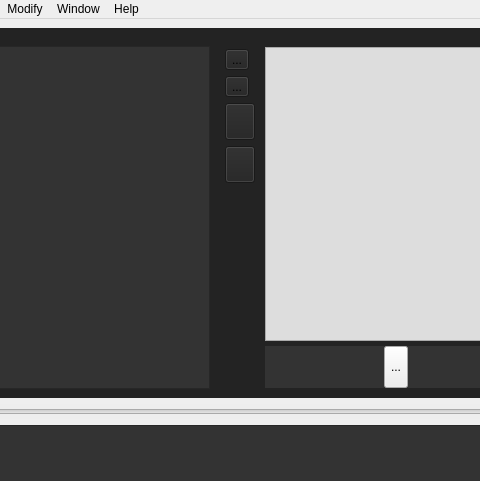
vrushank-agrawal/CSE201-VCREST-, file src/videoeditor.ui: the form before one commit; both pictures show x 254 to 734 and y 0 to 481 of the 1067 by 619 pixel window.
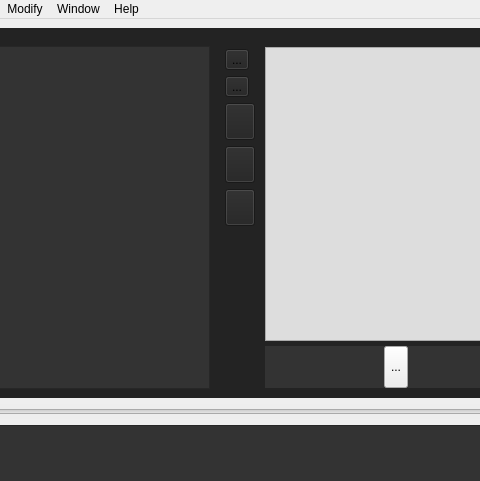
The form after the commit. Icons and pictures are not drawn. Custom widgets are drawn as their Qt base class.

```diff
--- a/src/videoeditor.ui
+++ b/src/videoeditor.ui
@@ -176,7 +176,7 @@
              <string notr="true">background: #232323;
 QToolTip { color: #000000; background-color: #ffffff; border: 0px; }</string>
             </property>
-            <layout class="QVBoxLayout" name="verticalLayout" stretch="2,0,0,0,0">
+            <layout class="QVBoxLayout" name="verticalLayout" stretch="2,0,0,0,0,0">
              <property name="leftMargin">
               <number>0</number>
              </property>
@@ -315,6 +315,35 @@
                </property>
               </widget>
              </item>
+             <item>
+              <widget class="QToolButton" name="autoAddImageButton">
+               <property name="minimumSize">
+                <size>
+                 <width>0</width>
+                 <height>0</height>
+                </size>
+               </property>
+               <property name="toolTip">
+                <string>auto add images</string>
+               </property>
+               <property name="styleSheet">
+                <string notr="true">background: #eeeeee;
+QToolTip { color: #000000; background-color: #eeeeee; border: 0px; }</string>
+               </property>
+               <property name="text">
+                <string/>
+               </property>
+               <property name="iconSize">
+                <size>
+                 <width>22</width>
+                 <height>30</height>
+                </size>
+               </property>
+               <property name="arrowType">
+                <enum>Qt::NoArrow</enum>
+               </property>
+              </widget>
+             </item>
              <item>
               <widget class="QWidget" name="padding" native="true">
                <property name="minimumSize">
```
